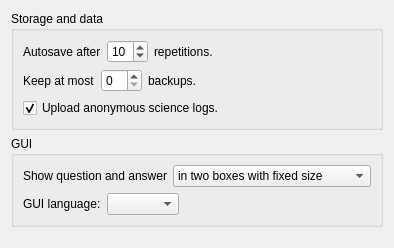
Above: mnemosyne/mnemosyne/pyqt_ui/configuration_wdgt_main.ui from mnemosyne-proj/mnemosyne before the change. Below: the same form after it.
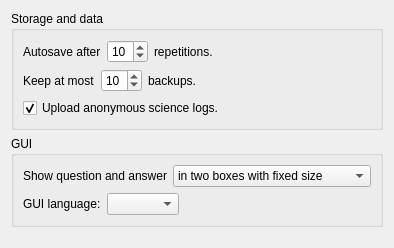
That is the form after the change.

What changed in the file:
```diff
--- a/mnemosyne/mnemosyne/pyqt_ui/configuration_wdgt_main.ui
+++ b/mnemosyne/mnemosyne/pyqt_ui/configuration_wdgt_main.ui
@@ -78,7 +78,11 @@
              </widget>
             </item>
             <item>
-             <widget class="QSpinBox" name="spinBox"/>
+             <widget class="QSpinBox" name="max_backups">
+              <property name="value">
+               <number>10</number>
+              </property>
+             </widget>
             </item>
             <item>
              <widget class="QLabel" name="label_3">
```
